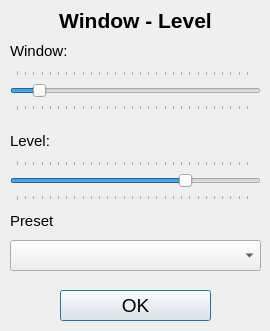
Above: GUI/windowlevelqwidget.ui from JianchengZh/learning-image-processing before the change. Below: the same form after it.
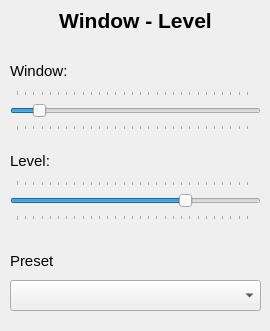
That is the form after the change.

Commit message: CT WINDOW-LEVEL WORKING OK!

What changed in the file:
```diff
--- a/GUI/windowlevelqwidget.ui
+++ b/GUI/windowlevelqwidget.ui
@@ -40,7 +40,7 @@
    <property name="geometry">
     <rect>
      <x>10</x>
-     <y>70</y>
+     <y>90</y>
      <width>251</width>
      <height>41</height>
     </rect>
@@ -49,7 +49,7 @@
     <enum>Qt::StrongFocus</enum>
    </property>
    <property name="minimum">
-    <number>0</number>
+    <number>1</number>
    </property>
    <property name="maximum">
     <number>4314</number>
@@ -76,32 +76,11 @@
     <number>150</number>
    </property>
   </widget>
-  <widget class="QPushButton" name="pushButton">
-   <property name="geometry">
-    <rect>
-     <x>60</x>
-     <y>290</y>
-     <width>151</width>
-     <height>31</height>
-    </rect>
-   </property>
-   <property name="font">
-    <font>
-     <pointsize>14</pointsize>
-    </font>
-   </property>
-   <property name="text">
-    <string>OK</string>
-   </property>
-   <property name="default">
-    <bool>true</bool>
-   </property>
-  </widget>
   <widget class="QLabel" name="labelWindow">
    <property name="geometry">
     <rect>
      <x>10</x>
-     <y>30</y>
+     <y>50</y>
      <width>71</width>
      <height>41</height>
     </rect>
@@ -124,7 +103,7 @@
    <property name="geometry">
     <rect>
      <x>10</x>
-     <y>120</y>
+     <y>140</y>
      <width>51</width>
      <height>41</height>
     </rect>
@@ -147,7 +126,7 @@
    <property name="geometry">
     <rect>
      <x>10</x>
-     <y>160</y>
+     <y>180</y>
      <width>251</width>
      <height>41</height>
     </rect>
@@ -184,7 +163,7 @@
    <property name="geometry">
     <rect>
      <x>10</x>
-     <y>200</y>
+     <y>240</y>
      <width>71</width>
      <height>41</height>
     </rect>
@@ -207,7 +186,7 @@
    <property name="geometry">
     <rect>
      <x>10</x>
-     <y>240</y>
+     <y>280</y>
      <width>251</width>
      <height>31</height>
     </rect>
@@ -252,7 +231,7 @@
    <property name="geometry">
     <rect>
      <x>70</x>
-     <y>30</y>
+     <y>50</y>
      <width>71</width>
      <height>41</height>
     </rect>
@@ -275,7 +254,7 @@
    <property name="geometry">
     <rect>
      <x>50</x>
-     <y>120</y>
+     <y>140</y>
      <width>71</width>
      <height>41</height>
     </rect>
```
The commit also changes 3 other files.
